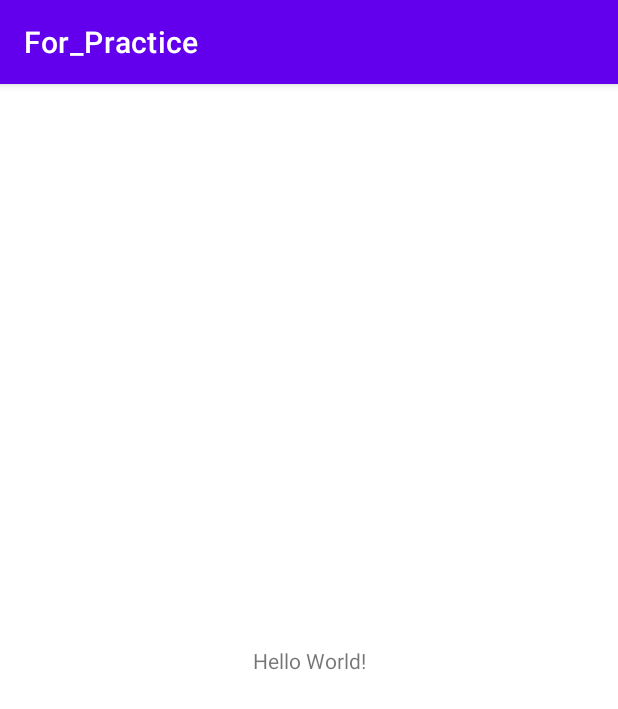
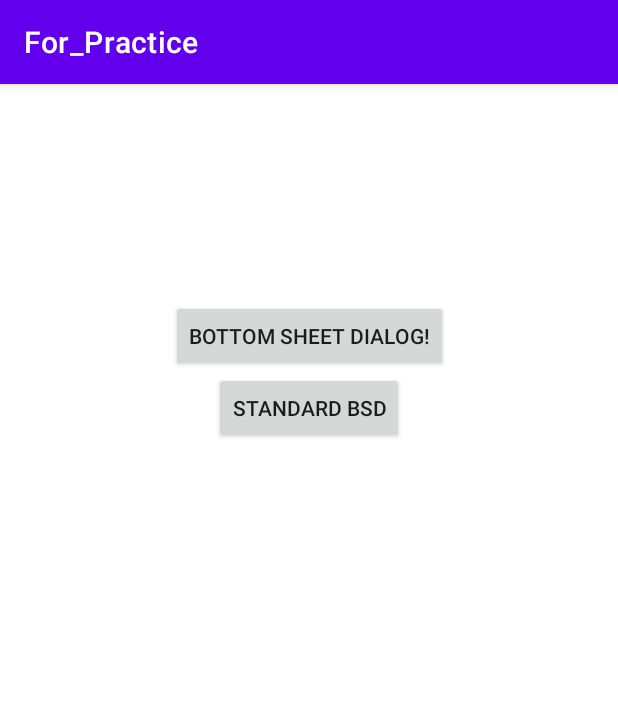
Before and after one commit to krymov-d/For_Practice, an Android app: the screen it shows after launch (MainActivity), on a phone screen of 412 x 824 dp. Shown: the top 709 px of the screen. Run offline under Robolectric (Android 15) with nearby library versions, the phone set to English and light mode, and no system bars.

Commit message:
Added Bottom Sheet Dialog as dialog and Standard Bottom Sheet Dialog

```diff
--- /dev/null
+++ b/app/src/main/java/kz/kd/for_practice/BottomSheetDialog.kt
@@ -0,0 +1,16 @@
+package kz.kd.for_practice
+
+import android.os.Bundle
+import android.view.LayoutInflater
+import android.view.View
+import android.view.ViewGroup
+import com.google.android.material.bottomsheet.BottomSheetDialogFragment
+
+class BottomSheetDialog: BottomSheetDialogFragment() {
+    override fun onCreateView(
+        inflater: LayoutInflater,
+        container: ViewGroup?,
+        savedInstanceState: Bundle?
+    ): View? =
+        inflater.inflate(R.layout.dialog_bottom_sheet, container, false)
+}
--- a/app/src/main/java/kz/kd/for_practice/MainActivity.kt
+++ b/app/src/main/java/kz/kd/for_practice/MainActivity.kt
@@ -2,10 +2,24 @@ package kz.kd.for_practice
 
 import androidx.appcompat.app.AppCompatActivity
 import android.os.Bundle
+import android.widget.Button
+import androidx.coordinatorlayout.widget.CoordinatorLayout
+import androidx.core.view.isVisible
 
 class MainActivity : AppCompatActivity() {
     override fun onCreate(savedInstanceState: Bundle?) {
         super.onCreate(savedInstanceState)
         setContentView(R.layout.activity_main)
+
+        val btnBST: Button = findViewById(R.id.btn_bsd)
+        btnBST.setOnClickListener {
+            BottomSheetDialog().show(supportFragmentManager, null)
+        }
+
+        val btnBSTStandard: Button = findViewById(R.id.btn_bsd_standard)
+        btnBSTStandard.setOnClickListener {
+            val coordinatorLayout: CoordinatorLayout = findViewById(R.id.coordinator)
+            coordinatorLayout.isVisible = !coordinatorLayout.isVisible
+        }
     }
 }
--- a/app/src/main/res/layout/activity_main.xml
+++ b/app/src/main/res/layout/activity_main.xml
@@ -6,13 +6,67 @@
     android:layout_height="match_parent"
     tools:context=".MainActivity">
 
-    <TextView
+    <androidx.appcompat.widget.AppCompatButton
+        android:id="@+id/btn_bsd"
         android:layout_width="wrap_content"
         android:layout_height="wrap_content"
-        android:text="Hello World!"
+        android:text="@string/bottom_sheet_dialog"
         app:layout_constraintBottom_toBottomOf="parent"
         app:layout_constraintEnd_toEndOf="parent"
         app:layout_constraintStart_toStartOf="parent"
-        app:layout_constraintTop_toTopOf="parent" />
+        app:layout_constraintTop_toTopOf="parent"
+        app:layout_constraintVertical_bias="0.2" />
+
+    <androidx.appcompat.widget.AppCompatButton
+        android:id="@+id/btn_bsd_standard"
+        android:layout_width="wrap_content"
+        android:layout_height="wrap_content"
+        android:text="@string/standard_bsd"
+        app:layout_constraintBottom_toBottomOf="parent"
+        app:layout_constraintEnd_toEndOf="parent"
+        app:layout_constraintStart_toStartOf="parent"
+        app:layout_constraintTop_toBottomOf="@id/btn_bsd"
+        app:layout_constraintVertical_bias="0" />
+
+    <androidx.coordinatorlayout.widget.CoordinatorLayout
+        android:id="@+id/coordinator"
+        android:layout_width="match_parent"
+        android:layout_height="match_parent"
+        android:visibility="gone"
+        tools:visibility="visible">
+
+        <androidx.appcompat.widget.LinearLayoutCompat
+            android:id="@+id/fl_bsd_standard"
+            style="?attr/bottomSheetStyle"
+            android:layout_width="match_parent"
+            android:layout_height="match_parent"
+            android:background="#FFAAFF"
+            android:orientation="vertical"
+            app:behavior_peekHeight="128dp"
+            app:layout_behavior="@string/bottom_sheet_behavior"
+            android:paddingStart="8dp"
+            android:paddingEnd="8dp">
+
+            <TextView
+                android:layout_width="wrap_content"
+                android:layout_height="wrap_content"
+                android:layout_marginTop="8dp"
+                android:layout_marginBottom="8dp"
+                android:text="@string/bottom_sheet_dialog_title" />
+
+            <TextView
+                android:layout_width="wrap_content"
+                android:layout_height="wrap_content"
+                android:layout_marginBottom="8dp"
+                android:text="@string/bottom_sheet_dialog_sub_title" />
+
+            <Button
+                android:id="@+id/btn_bsd_standard_action"
+                android:layout_width="wrap_content"
+                android:layout_height="wrap_content"
+                android:layout_marginBottom="8dp"
+                android:text="@string/bottom_sheet_dialog_action" />
+        </androidx.appcompat.widget.LinearLayoutCompat>
+    </androidx.coordinatorlayout.widget.CoordinatorLayout>
 
 </androidx.constraintlayout.widget.ConstraintLayout>
--- /dev/null
+++ b/app/src/main/res/layout/dialog_bottom_sheet.xml
@@ -0,0 +1,7 @@
+<?xml version="1.0" encoding="utf-8"?>
+<androidx.appcompat.widget.AppCompatImageView xmlns:android="http://schemas.android.com/apk/res/android"
+    android:id="@+id/imageView"
+    android:layout_width="match_parent"
+    android:layout_height="wrap_content"
+    android:background="#C7D5C6"
+    android:src="@drawable/ic_hello_there"/>
--- a/app/src/main/res/values/strings.xml
+++ b/app/src/main/res/values/strings.xml
@@ -1,3 +1,8 @@
 <resources>
     <string name="app_name">For_Practice</string>
+    <string name="bottom_sheet_dialog">Bottom Sheet Dialog!</string>
+    <string name="standard_bsd">Standard BSD</string>
+    <string name="bottom_sheet_dialog_title">Bottom Sheet Dialog Title</string>
+    <string name="bottom_sheet_dialog_sub_title">Bottom Sheet Dialog Sub Title</string>
+    <string name="bottom_sheet_dialog_action">Bottom Sheet Dialog Action</string>
 </resources>
```
Also changed, not shown: app/src/main/res/drawable/ic_hello_there.png (added).
